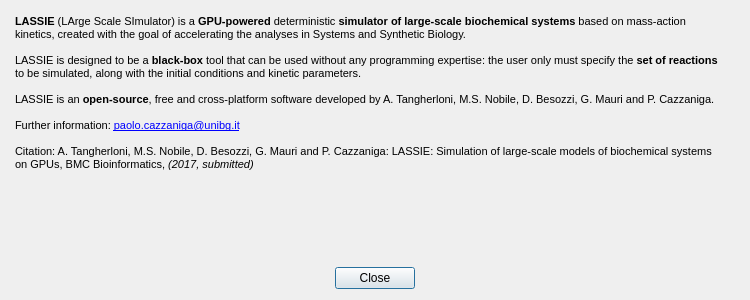
aresio/LASSIE, file gui/about-lassie.ui: the form before one commit.
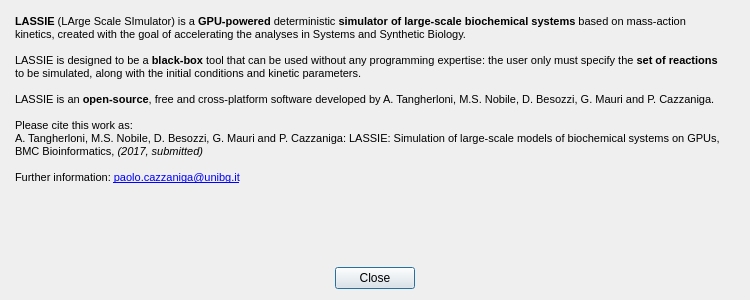
The form after the commit. Icons and pictures are not drawn.

```diff
--- a/gui/about-lassie.ui
+++ b/gui/about-lassie.ui
@@ -79,9 +79,9 @@
 &lt;p style=&quot;-qt-paragraph-type:empty; margin-top:0px; margin-bottom:0px; margin-left:0px; margin-right:0px; -qt-block-indent:0; text-indent:0px; font-size:8pt;&quot;&gt;&lt;br /&gt;&lt;/p&gt;
 &lt;p style=&quot; margin-top:0px; margin-bottom:0px; margin-left:0px; margin-right:0px; -qt-block-indent:0; text-indent:0px;&quot;&gt;&lt;span style=&quot; font-size:8pt;&quot;&gt;LASSIE is an &lt;/span&gt;&lt;span style=&quot; font-size:8pt; font-weight:600;&quot;&gt;open-source&lt;/span&gt;&lt;span style=&quot; font-size:8pt;&quot;&gt;, free and cross-platform software developed by A. Tangherloni, M.S. Nobile, D. Besozzi, G. Mauri and P. Cazzaniga.&lt;/span&gt;&lt;/p&gt;
 &lt;p style=&quot;-qt-paragraph-type:empty; margin-top:0px; margin-bottom:0px; margin-left:0px; margin-right:0px; -qt-block-indent:0; text-indent:0px; font-size:8pt;&quot;&gt;&lt;br /&gt;&lt;/p&gt;
-&lt;p style=&quot; margin-top:0px; margin-bottom:0px; margin-left:0px; margin-right:0px; -qt-block-indent:0; text-indent:0px;&quot;&gt;&lt;span style=&quot; font-size:8pt;&quot;&gt;Further information: &lt;/span&gt;&lt;a href=&quot;mailto:paolo.cazzaniga@unibg.it&quot;&gt;&lt;span style=&quot; font-size:8pt; text-decoration: underline; color:#0000ff;&quot;&gt;paolo.cazzaniga@unibg.it&lt;/span&gt;&lt;/a&gt;&lt;/p&gt;
-&lt;p style=&quot;-qt-paragraph-type:empty; margin-top:0px; margin-bottom:0px; margin-left:0px; margin-right:0px; -qt-block-indent:0; text-indent:0px; font-size:8pt; text-decoration: underline; color:#0000ff;&quot;&gt;&lt;br /&gt;&lt;/p&gt;
-&lt;p style=&quot; margin-top:0px; margin-bottom:0px; margin-left:0px; margin-right:0px; -qt-block-indent:0; text-indent:0px;&quot;&gt;&lt;span style=&quot; font-size:8pt;&quot;&gt;Citation: A. Tangherloni, M.S. Nobile, D. Besozzi, G. Mauri and P. Cazzaniga: LASSIE: Simulation of large-scale models of biochemical systems on GPUs, BMC Bioinformatics, &lt;/span&gt;&lt;span style=&quot; font-size:8pt; font-style:italic;&quot;&gt;(2017, submitted)&lt;/span&gt;&lt;/p&gt;&lt;/body&gt;&lt;/html&gt;</string>
+&lt;p style=&quot; margin-top:0px; margin-bottom:0px; margin-left:0px; margin-right:0px; -qt-block-indent:0; text-indent:0px;&quot;&gt;&lt;span style=&quot; font-size:8pt;&quot;&gt;Please cite this work as: &lt;br /&gt;A. Tangherloni, M.S. Nobile, D. Besozzi, G. Mauri and P. Cazzaniga: LASSIE: Simulation of large-scale models of biochemical systems on GPUs, BMC Bioinformatics, &lt;/span&gt;&lt;span style=&quot; font-size:8pt; font-style:italic;&quot;&gt;(2017, submitted)&lt;/span&gt;&lt;/p&gt;
+&lt;p style=&quot;-qt-paragraph-type:empty; margin-top:0px; margin-bottom:0px; margin-left:0px; margin-right:0px; -qt-block-indent:0; text-indent:0px; font-size:8pt; font-style:italic;&quot;&gt;&lt;br /&gt;&lt;/p&gt;
+&lt;p style=&quot; margin-top:0px; margin-bottom:0px; margin-left:0px; margin-right:0px; -qt-block-indent:0; text-indent:0px;&quot;&gt;&lt;span style=&quot; font-size:8pt;&quot;&gt;Further information: &lt;/span&gt;&lt;a href=&quot;mailto:paolo.cazzaniga@unibg.it&quot;&gt;&lt;span style=&quot; font-size:8pt; text-decoration: underline; color:#0000ff;&quot;&gt;paolo.cazzaniga@unibg.it&lt;/span&gt;&lt;/a&gt;&lt;/p&gt;&lt;/body&gt;&lt;/html&gt;</string>
          </property>
         </widget>
        </item>
```
Left out of the diff: 7 changed lines with no effect on the pictures.
